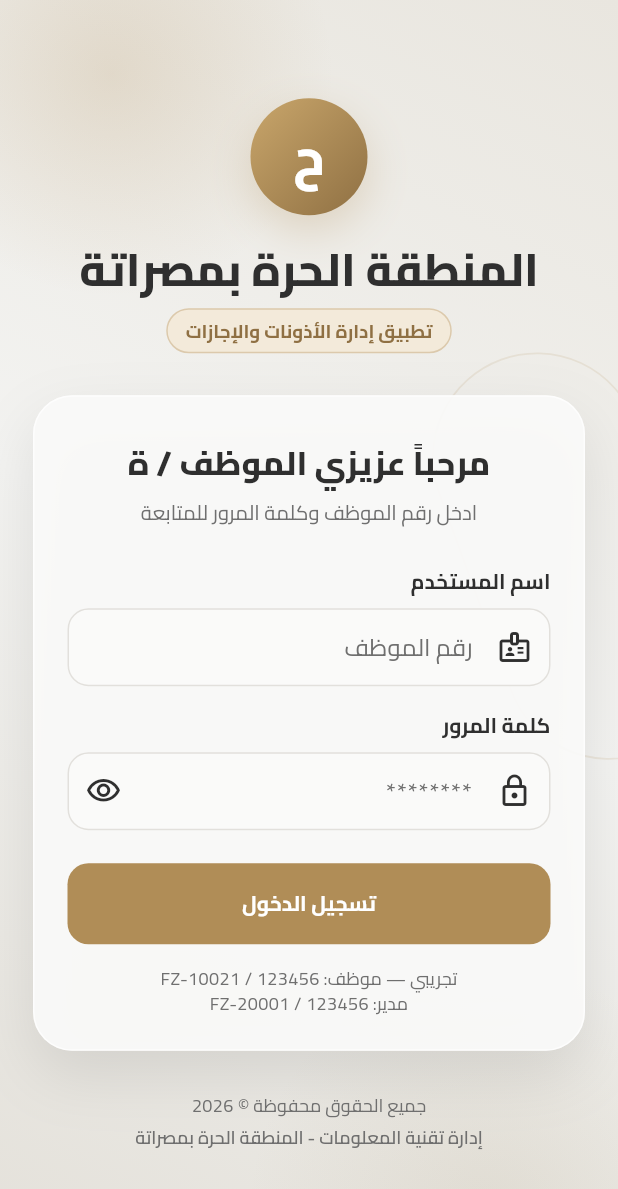
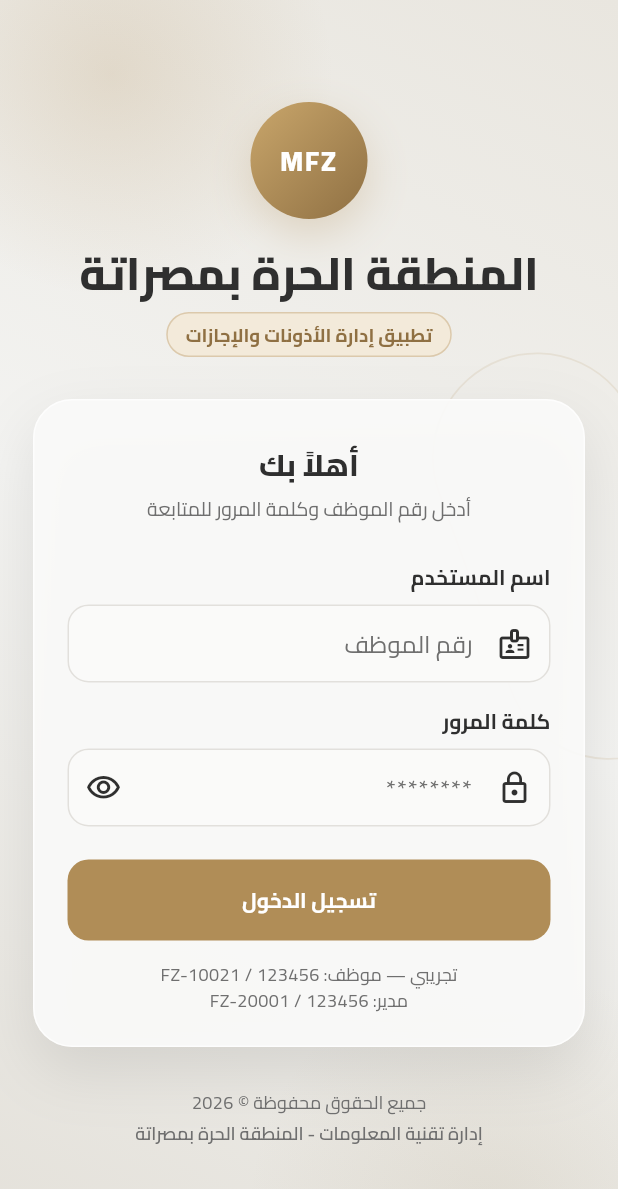
Before and after one commit to halimaElganduzMFZ/daftari_UI, a Flutter app: the screen it shows after launch, on a phone screen of 412 x 824 dp. Shown: the top 1189 px of the screen. Run offline on Flutter 3.47's test engine with Material 3 defaults, Android fonts, the phone set to English and light mode, and no system bars; our stand-ins replace file_picker, font_awesome_flutter, shared_preferences; accounts and stored records are empty.

Commit message:
Refine login brand mark and greeting copy.
Use MFZ in the login emblem and replace the long employee welcome
with a shorter professional أهلاً بك across login and home.

Co-authored-by: unifiedcodeteam <unifiedcodeteam@gmail.com>

```diff
--- a/lib/core/constants/app_strings.dart
+++ b/lib/core/constants/app_strings.dart
@@ -3,8 +3,8 @@ abstract final class AppStrings {
   static const appName = 'شؤون الموظفين';
   static const orgName = 'المنطقة الحرة بمصراتة';
   static const permissionsAppTitle = 'تطبيق إدارة الأذونات والإجازات';
-  static const welcomeEmployee = 'مرحباً عزيزي الموظف / ة';
-  static const loginSubtitle = 'ادخل رقم الموظف وكلمة المرور للمتابعة';
+  static const welcomeEmployee = 'أهلاً بك';
+  static const loginSubtitle = 'أدخل رقم الموظف وكلمة المرور للمتابعة';
   static const username = 'اسم المستخدم';
   static const usernameHint = 'رقم الموظف';
   static const password = 'كلمة المرور';
--- a/lib/features/auth/login_screen.dart
+++ b/lib/features/auth/login_screen.dart
@@ -244,12 +244,13 @@ class _LoginScreenState extends State<LoginScreen>
                             ),
                             child: const Center(
                               child: Text(
-                                'ح',
+                                'MFZ',
                                 style: TextStyle(
                                   color: Colors.white,
-                                  fontSize: 34,
+                                  fontSize: 18,
                                   fontWeight: FontWeight.w800,
                                   height: 1,
+                                  letterSpacing: 1.2,
                                 ),
                               ),
                             ),
@@ -317,18 +318,19 @@ class _LoginScreenState extends State<LoginScreen>
                                     AppStrings.welcomeEmployee,
                                     textAlign: TextAlign.center,
                                     style: TextStyle(
-                                      fontSize: 22,
+                                      fontSize: 20,
                                       fontWeight: FontWeight.w800,
                                       color: AppColors.charcoal,
+                                      letterSpacing: 0.2,
                                     ),
                                   ),
-                                  const SizedBox(height: 8),
+                                  const SizedBox(height: 6),
                                   const Text(
                                     AppStrings.loginSubtitle,
                                     textAlign: TextAlign.center,
                                     style: TextStyle(
                                       color: AppColors.slate,
-                                      fontSize: 13.5,
+                                      fontSize: 13,
                                       height: 1.45,
                                     ),
                                   ),
--- a/lib/features/home/home_screen.dart
+++ b/lib/features/home/home_screen.dart
@@ -292,7 +292,7 @@ class _WelcomeHeader extends StatelessWidget {
               ),
               SizedBox(width: 8),
               Text(
-                'مرحباً بك عزيزي الموظف / ة',
+                'أهلاً بك',
                 style: TextStyle(
                   color: AppColors.slate,
                   fontSize: 14,
```
